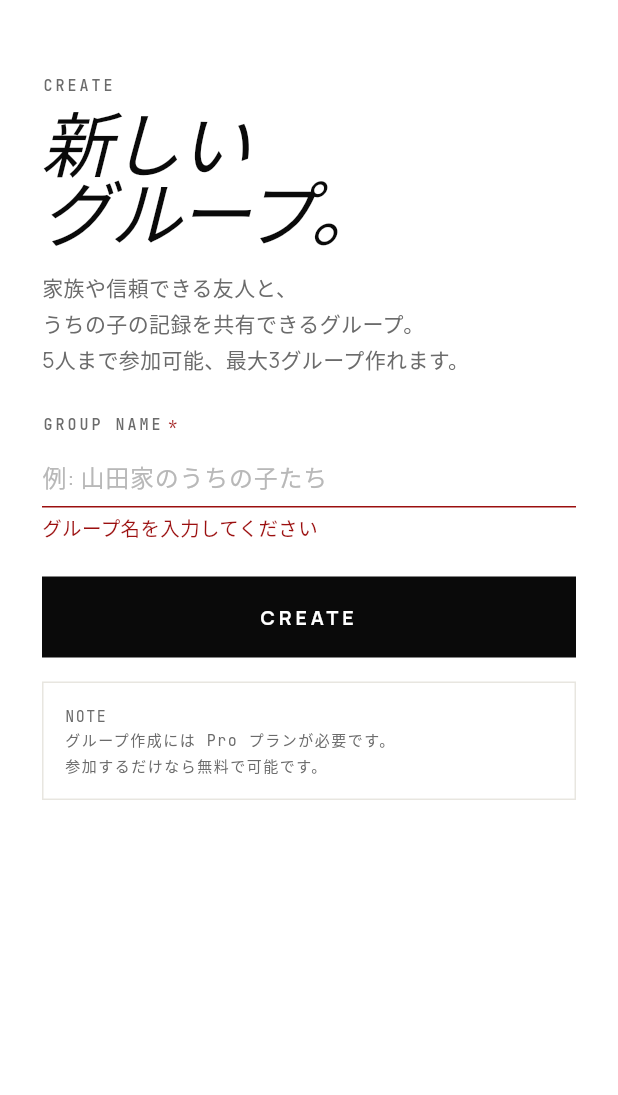
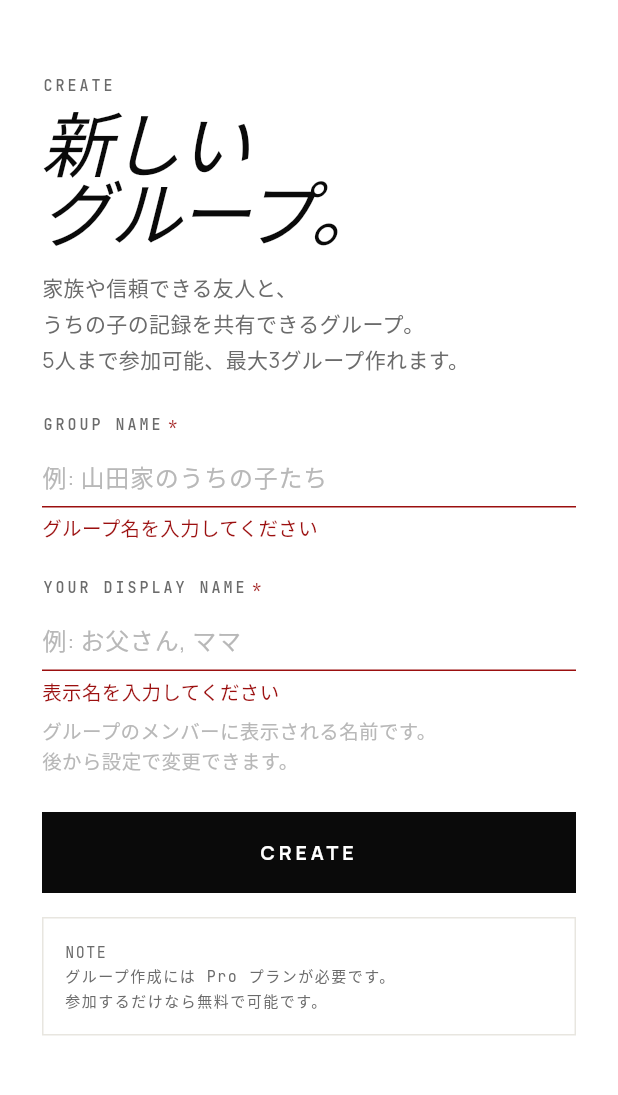
Before and after one commit to mamonis-studio/petlo, a Flutter app: the CreateGroupScreen screen opened directly, after a tap on "CREATE", on a phone screen of 412 x 824 dp, the part 52-1147 px from its top. Run offline on Flutter 3.47's test engine with Material 3 defaults, Android fonts, the phone set to English and light mode, and no system bars; our stand-ins replace connectivity_plus, dio, drift, fl_chart, flutter_image_compress, flutter_local_notifications and 11 more; missing offline and left inert: sqlite3; accounts and stored records are empty; generated files the repository leaves out were written again; network calls fail; statements that could not run were skipped.

Commit message:
feat: build 18 - user display name for family sharing
- UserPreferences.displayName with SharedPreferences persistence
- user_profile_service.dart: GET /me sync, PATCH /me update (404 graceful)
- displayNameProvider for reactive display name across screens
- Group creation: prefilled display name field
- Group join: display name prefill from local cache
- Settings: display name row + DisplayNameScreen for editing
- Display name cleared on forceReset / deleteAccount

Backend (separate repo, deployed 7a9f7020):
- users.display_name column, GET/PATCH /me
- /groups + /invites ownerDisplayName optional with fallback

Version: 1.0.0+18

```diff
--- a/lib/core/auth/auth_service.dart
+++ b/lib/core/auth/auth_service.dart
@@ -26,6 +26,7 @@ import 'package:flutter_secure_storage/flutter_secure_storage.dart';
 import 'package:uuid/uuid.dart';
 
 import '../../presentation/providers/storage_providers.dart';
+import '../preferences/user_preferences.dart';
 import '../utils/logger.dart';
 import 'api_dio.dart';
 import 'auth_dio_interceptor.dart';
@@ -191,6 +192,8 @@ class AuthService {
     await storage.delete(key: SecureStorageKeys.apiRefreshToken);
     await storage.delete(key: SecureStorageKeys.userId);
     await storage.delete(key: _deviceIdKey);
+    // build 18: display_name もリセット (新規ユーザー扱いなので)
+    await UserPreferences.instance.setDisplayName(null);
     _token = null;
     _refreshToken = null;
     _userId = null;
@@ -220,6 +223,8 @@ class AuthService {
     await storage.delete(key: SecureStorageKeys.apiRefreshToken);
     await storage.delete(key: SecureStorageKeys.userId);
     await storage.delete(key: _deviceIdKey);
+    // build 18: display_name もクリア
+    await UserPreferences.instance.setDisplayName(null);
     _token = null;
     _refreshToken = null;
     _userId = null;
--- a/lib/core/constants/app_constants.dart
+++ b/lib/core/constants/app_constants.dart
@@ -16,7 +16,7 @@ abstract final class AppConstants {
   // ===== アプリ基本情報 =====
   static const String appName = 'petlo';
   static const String appVersion = '1.0.0';
-  static const int appBuildNumber = 17;
+  static const int appBuildNumber = 18;
   static const String bundleId = 'mamonis.studio.petlo';
   static const String developerName = 'mamonis.studio';
 
--- a/lib/core/groups/group_api_service.dart
+++ b/lib/core/groups/group_api_service.dart
@@ -40,16 +40,27 @@ class GroupApiService {
 
   // ==========================================================================
   // グループ作成 (POST /groups)
+  // build 18: ownerDisplayName 必須 (backend が 400 'display_name_required'
+  //           を返すため、必ず送信する)
   // ==========================================================================
-  Future<CreateGroupResultDto> createGroup(String name) async {
+  Future<CreateGroupResultDto> createGroup(
+    String name, {
+    required String displayName,
+  }) async {
     if (name.trim().isEmpty || name.trim().length > 50) {
       throw const GroupBadRequestException('グループ名は1〜50文字で入力してください');
+    }
+    if (displayName.trim().isEmpty || displayName.trim().length > 30) {
+      throw const GroupBadRequestException('表示名は1〜30文字で入力してください');
     }
 
     try {
       final Response<dynamic> resp = await _dio.post<dynamic>(
         '/groups',
-        data: <String, dynamic>{'name': name.trim()},
+        data: <String, dynamic>{
+          'name': name.trim(),
+          'ownerDisplayName': displayName.trim(),
+        },
       );
       final dynamic body = resp.data;
       if (body is! Map<String, dynamic>) {
--- a/lib/core/preferences/user_preferences.dart
+++ b/lib/core/preferences/user_preferences.dart
@@ -72,6 +72,7 @@ class UserPreferences {
   static const String _kBackupRemindLaterAt = 'pref.backup.remind_later_at';
   static const String _kOnboardingCompleted = 'pref.onboarding.completed';
   static const String _kForcePro = 'pref.dev.force_pro';
+  static const String _kDisplayName = 'pref.user.display_name';
 
   /// アプリ起動時に1度だけ呼ぶ
   Future<void> initialize() async {
@@ -224,4 +225,27 @@ class UserPreferences {
       PetloLogger.instance.d('setForcePro failed: $e');
     }
   }
+
+  // ==========================================================================
+  // Display Name (build 18: 家族共有で初めて要求される表示名)
+  // ==========================================================================
+
+  String? get displayName {
+    final String? v = _prefs?.getString(_kDisplayName);
+    if (v == null || v.isEmpty) return null;
+    return v;
+  }
+
+  Future<void> setDisplayName(String? value) async {
+    if (_prefs == null) return;
+    try {
+      if (value == null || value.trim().isEmpty) {
+        await _prefs!.remove(_kDisplayName);
+      } else {
+        await _prefs!.setString(_kDisplayName, value.trim());
+      }
+    } catch (e) {
+      PetloLogger.instance.d('setDisplayName failed: $e');
+    }
+  }
 }
--- a/lib/main.dart
+++ b/lib/main.dart
@@ -19,6 +19,7 @@ import 'package:flutter/services.dart';
 import 'package:flutter_riverpod/flutter_riverpod.dart';
 
 import 'core/auth/auth_service.dart';
+import 'core/auth/user_profile_service.dart';
 import 'core/billing/purchase_service.dart';
 import 'core/constants/app_constants.dart';
 import 'core/notifications/notification_service.dart';
@@ -86,6 +87,10 @@ Future<void> main() async {
       stackTrace: st,
     );
   }
+
+  // === display_name の起動時同期 (build 18) ===
+  // /me が未実装の本番環境でも 404 は無視、UI を遅延させない。
+  Future<void>.microtask(UserProfileService.instance.syncFromServer);
 
   // === Riverpod起動 ===
   runApp(
--- /dev/null
+++ b/lib/presentation/providers/display_name_provider.dart
@@ -0,0 +1,42 @@
+// ============================================================================
+// petlo - Display Name Provider (build 18)
+// ============================================================================
+//
+// 家族共有メンバーとして表示される名前のローカル状態。
+// SharedPreferences に永続化、PATCH /me で backend にも同期。
+//
+// nullable: null = まだ未設定 (グループ作成・参加時に初めて要求される)。
+//
+// ============================================================================
+
+import 'package:flutter_riverpod/flutter_riverpod.dart';
+
+import '../../core/auth/user_profile_service.dart';
+import '../../core/preferences/user_preferences.dart';
+
+final NotifierProvider<DisplayNameNotifier, String?> displayNameProvider =
+    NotifierProvider<DisplayNameNotifier, String?>(DisplayNameNotifier.new);
+
+class DisplayNameNotifier extends Notifier<String?> {
+  @override
+  String? build() {
+    return UserPreferences.instance.displayName;
+  }
+
+  /// PATCH /me + ローカルキャッシュ更新。
+  /// backend 未デプロイ環境ではローカルだけ更新。
+  Future<bool> save(String name) async {
+    final bool ok = await UserProfileService.instance.updateDisplayName(name);
+    // updateDisplayName は内部で UserPreferences を先に書く
+    state = UserPreferences.instance.displayName;
+    return ok;
+  }
+
+  /// ローカルキャッシュのみ更新 (グループ作成・参加の submit から呼ぶ
+  /// fast path、サーバ送信は ownerDisplayName / displayName 付きの
+  /// 既存 POST に乗るのでここでは PATCH しない)。
+  Future<void> setLocal(String name) async {
+    await UserPreferences.instance.setDisplayName(name);
+    state = UserPreferences.instance.displayName;
+  }
+}
--- a/lib/presentation/screens/groups/create_group_controller.dart
+++ b/lib/presentation/screens/groups/create_group_controller.dart
@@ -19,8 +19,10 @@ import 'package:flutter_riverpod/flutter_riverpod.dart';
 
 import '../../../core/groups/group_api_exceptions.dart';
 import '../../../core/groups/group_api_service.dart';
+import '../../../core/preferences/user_preferences.dart';
 import '../../../core/utils/logger.dart';
 import '../../../data/local/database_enums.dart';
+import '../../providers/display_name_provider.dart';
 import '../../providers/group_api_service_provider.dart';
 import '../../providers/groups_providers.dart';
 import '../../providers/pro_status_provider.dart';
@@ -29,24 +31,31 @@ import '../../providers/pro_status_provider.dart';
 class CreateGroupState {
   const CreateGroupState({
     this.name = '',
+    this.displayName = '',
     this.isSubmitting = false,
     this.errorMessage,
     this.nameError,
+    this.displayNameError,
   });
 
   final String name;
+  final String displayName;
   final bool isSubmitting;
   final String? errorMessage;
   final String? nameError;
+  final String? displayNameError;
 
   CreateGroupState copyWith({
     String? name,
+    String? displayName,
     bool? isSubmitting,
     Object? errorMessage = _sentinel,
     Object? nameError = _sentinel,
+    Object? displayNameError = _sentinel,
   }) {
     return CreateGroupState(
       name: name ?? this.name,
+      displayName: displayName ?? this.displayName,
       isSubmitting: isSubmitting ?? this.isSubmitting,
       errorMessage: errorMessage == _sentinel
           ? this.errorMessage
@@ -54,6 +63,9 @@ class CreateGroupState {
       nameError: nameError == _sentinel
           ? this.nameError
           : nameError as String?,
+      displayNameError: displayNameError == _sentinel
+          ? this.displayNameError
+          : displayNameError as String?,
     );
   }
 
@@ -79,11 +91,22 @@ final NotifierProvider<CreateGroupController, CreateGroupState>
 class CreateGroupController extends Notifier<CreateGroupState> {
   @override
   CreateGroupState build() {
-    return const CreateGroupState();
+    // build 18: 既に保存済みの表示名でプリフィル (家族共有 2 回目以降の利用)
+    return CreateGroupState(
+      displayName: UserPreferences.instance.displayName ?? '',
+    );
   }
 
   void updateName(String v) {
     state = state.copyWith(name: v, nameError: null, errorMessage: null);
+  }
+
+  void updateDisplayName(String v) {
+    state = state.copyWith(
+      displayName: v,
+      displayNameError: null,
+      errorMessage: null,
+    );
   }
 
   CreateGroupState _validate(CreateGroupState s) {
@@ -94,7 +117,14 @@ class CreateGroupController extends Notifier<CreateGroupState> {
     } else if (trimmed.length > 50) {
       err = '50文字以内で入力してください';
     }
-    return s.copyWith(nameError: err);
+    final String dn = s.displayName.trim();
+    String? dnErr;
+    if (dn.isEmpty) {
+      dnErr = '表示名を入力してください';
+    } else if (dn.length > 30) {
+      dnErr = '30文字以内で入力してください';
+    }
+    return s.copyWith(nameError: err, displayNameError: dnErr);
   }
 
   Future<({CreateGroupOutcome outcome, String? createdGroupId})>
@@ -105,7 +135,7 @@ class CreateGroupController extends Notifier<CreateGroupState> {
 
     // ローカルバリデート
     final CreateGroupState validated = _validate(state);
-    if (validated.nameError != null) {
+    if (validated.nameError != null || validated.displayNameError != null) {
       state = validated;
       return (
         outcome: CreateGroupOutcome.validationFailed,
@@ -150,7 +180,16 @@ class CreateGroupController extends Notifier<CreateGroupState> {
 
     try {
       final GroupApiService api = ref.read(groupApiServiceProvider);
-      final result = await api.createGroup(state.name.trim());
+      final result = await api.createGroup(
+        state.name.trim(),
+        displayName: state.displayName.trim(),
+      );
+
+      // 表示名をローカルキャッシュ + reactive provider に反映
+      // (PATCH /me は別経路 — グループ作成の trip にまとめる)
+      await ref
+          .read(displayNameProvider.notifier)
+          .setLocal(state.displayName.trim());
 
       // サーバー側 owner_user_id は本来サーバーが返すが、
       // 仕様簡略化のため自分の userId は別途認証から取得する想定。
--- a/lib/presentation/screens/groups/create_group_screen.dart
+++ b/lib/presentation/screens/groups/create_group_screen.dart
@@ -46,16 +46,23 @@ class CreateGroupScreen extends ConsumerStatefulWidget {
 
 class _CreateGroupScreenState extends ConsumerState<CreateGroupScreen> {
   late final TextEditingController _nameC;
+  late final TextEditingController _displayNameC;
 
   @override
   void initState() {
     super.initState();
     _nameC = TextEditingController();
+    // build 18: 表示名は controller.build() で UserPreferences から
+    // プリフィル済み。TextEditingController にも転記する。
+    _displayNameC = TextEditingController(
+      text: ref.read(createGroupControllerProvider).displayName,
+    );
   }
 
   @override
   void dispose() {
     _nameC.dispose();
+    _displayNameC.dispose();
     super.dispose();
   }
 
@@ -134,6 +141,25 @@ class _CreateGroupScreenState extends ConsumerState<CreateGroupScreen> {
                 maxLength: 50,
                 errorText: s.nameError,
                 onChanged: controller.updateName,
+              ),
+              const SizedBox(height: AppDimensions.paddingSection),
+
+              // build 18: 表示名 (グループ内であなたを呼ぶ名前)
+              EditorialTextField(
+                label: 'Your display name',
+                controller: _displayNameC,
+                hint: '例: お父さん, ママ',
+                required: true,
+                maxLength: 30,
+                textCapitalization: TextCapitalization.words,
+                errorText: s.displayNameError,
+                onChanged: controller.updateDisplayName,
+              ),
+              const SizedBox(height: 8),
+              Text(
+                'グループのメンバーに表示される名前です。\n後から設定で変更できます。',
+                style: typo.bodySmall
+                    .copyWith(color: colors.fgFaint, height: 1.5),
               ),
               const SizedBox(height: AppDimensions.paddingSection),
 
--- a/lib/presentation/screens/groups/join_by_code_screen.dart
+++ b/lib/presentation/screens/groups/join_by_code_screen.dart
@@ -56,7 +56,11 @@ class _JoinByCodeScreenState extends ConsumerState<JoinByCodeScreen> {
   void initState() {
     super.initState();
     _codeC = TextEditingController();
-    _nameC = TextEditingController();
+    // build 18: 表示名は controller.build() でプリフィル済み、
+    // TextEditingController にも転記する。
+    _nameC = TextEditingController(
+      text: ref.read(joinByCodeControllerProvider).displayName,
+    );
   }
 
   @override
--- a/lib/presentation/screens/settings/settings_screen.dart
+++ b/lib/presentation/screens/settings/settings_screen.dart
@@ -29,6 +29,7 @@ import '../../../core/theme/app_typography.dart';
 import '../../../core/utils/logger.dart';
 import '../../../core/widgets/section_label.dart';
 import '../../../l10n/generated/app_localizations.dart';
+import '../../providers/display_name_provider.dart';
 import '../../providers/pro_status_provider.dart';
 import '../../widgets/backup/backup_banner.dart';
 import '../backup/backup_settings_screen.dart';
@@ -36,6 +37,7 @@ import '../groups/groups_list_screen.dart';
 import '../medication_reminder/medication_reminders_list_screen.dart';
 import '../paywall/paywall_screen.dart';
 import 'developer_settings_screen.dart';
+import 'display_name_screen.dart';
 import 'theme_settings_screen.dart';
 
 class SettingsScreen extends ConsumerStatefulWidget {
@@ -105,6 +107,12 @@ class _SettingsScreenState extends ConsumerState<SettingsScreen> {
               _Row(
                 title: l10n.other_account_guest_title,
                 subtitle: l10n.other_account_guest_subtitle,
+              ),
+              // build 18: 家族共有メンバー表示名
+              _Row(
+                title: '表示名',
+                subtitle: ref.watch(displayNameProvider) ?? '未設定',
+                onTap: () => DisplayNameScreen.push(context),
               ),
               _Row(
                 title: l10n.more_item_backup,
--- a/pubspec.yaml
+++ b/pubspec.yaml
@@ -4,7 +4,7 @@ publish_to: "none"
 
 # Versioning: <major>.<minor>.<patch>+<build_number>
 # build_numberはApp Store Connect / Google Play Consoleで自動増加させる
-version: 1.0.0+17
+version: 1.0.0+18
 
 environment:
   sdk: ">=3.5.0 <4.0.0"
```
Also changed, not shown: lib/core/auth/user_profile_service.dart (added, +88 -0 lines), lib/presentation/screens/groups/join_by_code_controller.dart (+11 -1 lines), lib/presentation/screens/settings/display_name_screen.dart (added, +161 -0 lines).
